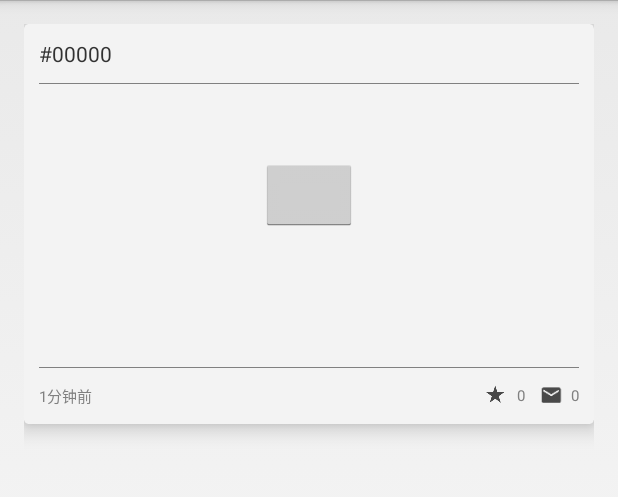
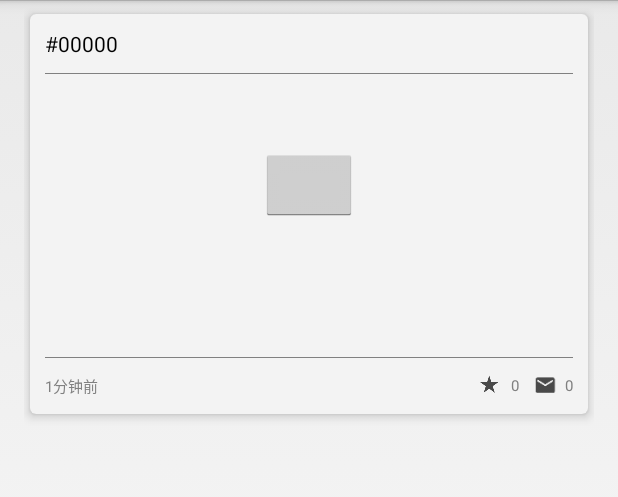
Before and after one commit to ckcz123/PKUHelper-Android, an Android app: the layout mhole_list_item.xml on its own in the app's theme, with its tools: preview values and no code run, on a phone screen of 412 x 824 dp, the part 72-569 px from its top. Run offline under Robolectric (Android 15) with nearby library versions, the phone set to English and light mode, and no system bars.

Commit message:
修改阴影效果

```diff
--- a/app/build.gradle
+++ b/app/build.gradle
@@ -1,13 +1,13 @@
 apply plugin: 'com.android.application'
 
 android {
-    compileSdkVersion 21
+    compileSdkVersion 22
     buildToolsVersion "23.0.1"
 
     defaultConfig {
         applicationId "com.pkuhelper"
         minSdkVersion 14
-        targetSdkVersion 21
+        targetSdkVersion 22
     }
 
     signingConfigs {
--- /dev/null
+++ b/app/src/main/java/com/pkuhelper/presenter/IHoleCommentPresenter.java
@@ -0,0 +1,7 @@
+package com.pkuhelper.presenter;
+
+/**
+ * Created by zyxu on 1/19/16.
+ */
+public interface IHoleCommentPresenter {
+}
--- a/app/src/main/res/layout/activity_mhole.xml
+++ b/app/src/main/res/layout/activity_mhole.xml
@@ -6,6 +6,7 @@
     tools:context="com.pkuhelper.M_pkuhole.MHoleActivity">
 
     <ListView
+        android:divider="@null"
         android:layout_width="wrap_content"
         android:layout_height="wrap_content"
         android:id="@+id/MHole_listview"
--- a/app/src/main/res/layout/mhole_list_item.xml
+++ b/app/src/main/res/layout/mhole_list_item.xml
@@ -2,19 +2,20 @@
 <RelativeLayout xmlns:android="http://schemas.android.com/apk/res/android"
     xmlns:app="http://schemas.android.com/apk/res-auto"
     android:layout_width="match_parent"
-    android:layout_height="match_parent" android:paddingLeft="@dimen/activity_horizontal_margin"
-    android:paddingRight="@dimen/activity_horizontal_margin"
-    android:paddingTop="@dimen/activity_vertical_margin"
-    android:paddingBottom="@dimen/activity_vertical_margin">
+    android:layout_height="match_parent" android:paddingLeft="16dp"
+    android:paddingRight="16dp"
+    android:paddingTop="5dp"
+    android:paddingBottom="5dp">
 
     <android.support.v7.widget.CardView
         android:id="@+id/hole_card_view"
+        android:layout_margin="4dp"
         android:layout_width="match_parent"
         android:layout_height="wrap_content"
         android:foreground="?android:attr/selectableItemBackground"
         android:clickable="true"
-        app:cardCornerRadius="3dp"
-        app:cardElevation="8dp">
+        app:cardCornerRadius="4dp"
+        app:cardElevation="4dp">
 
         <RelativeLayout
             android:layout_width="match_parent"
@@ -23,6 +24,7 @@
 
             <TextView
                 android:text="#00000"
+                android:textColor="#000000"
                 android:id="@+id/hole_pid"
                 android:maxLines="1"
                 android:layout_margin="10dp"
@@ -57,6 +59,7 @@
 
             <TextView
                 android:id="@+id/hole_content_text"
+                android:textColor="#000000"
                 android:maxLines="3"
                 android:layout_below="@id/layout_hole_pic"
                 android:layout_margin="10dp"
```
